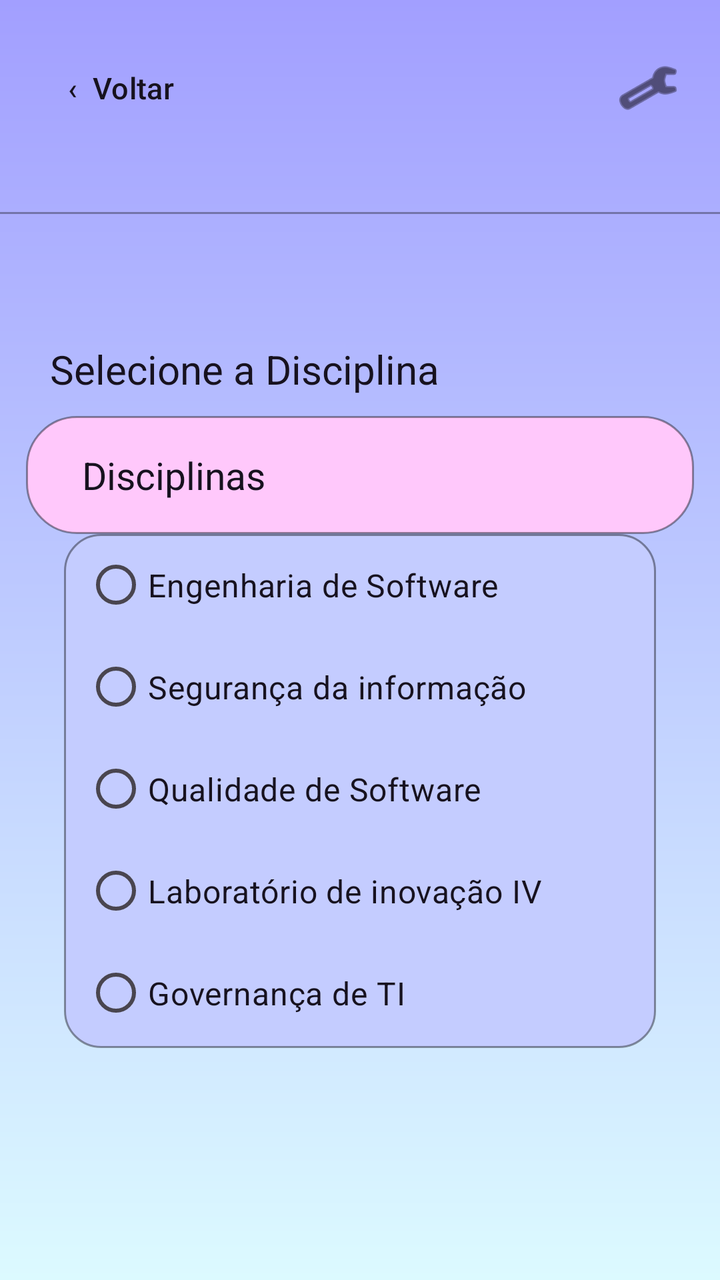
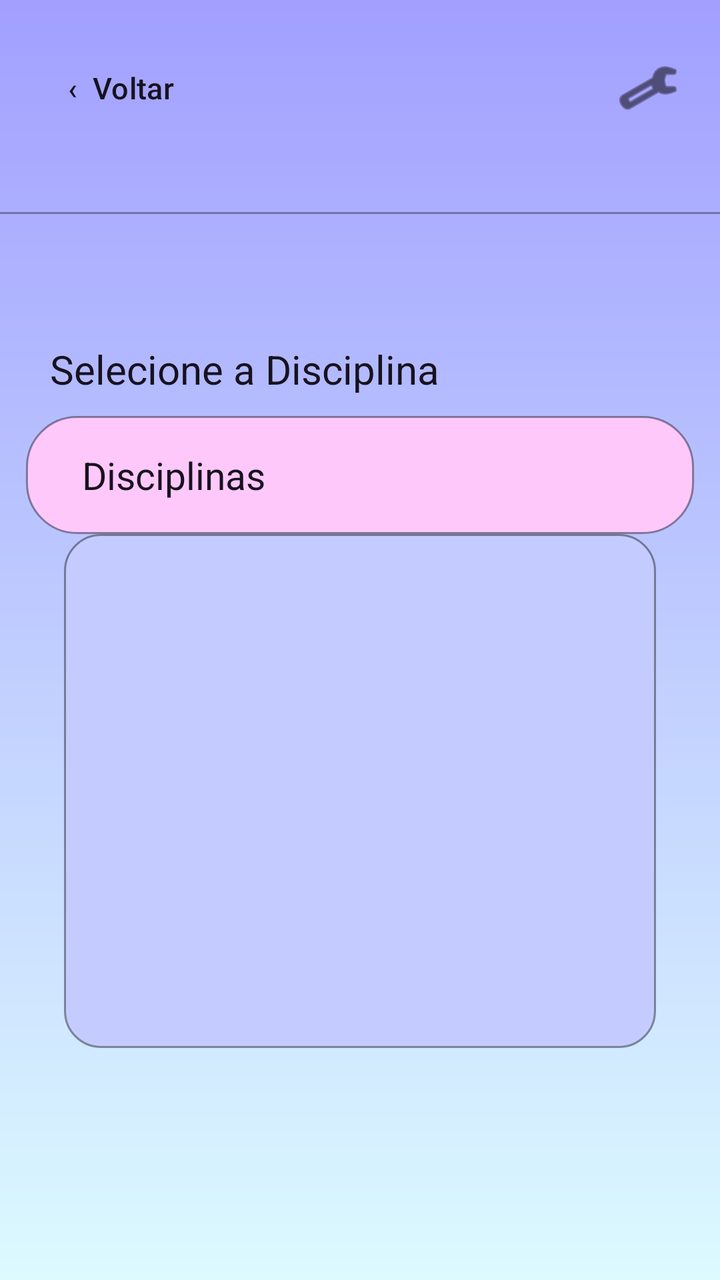

Before-and-after screenshots of an Android layout around one commit, followed by the original layout XML and the change that was made.
<!-- AndroidManifest.xml: application theme Theme.FocaAi -->
<!-- res/layout/activity_iniciar_sessao.xml -->
<?xml version="1.0" encoding="utf-8"?>
<androidx.constraintlayout.widget.ConstraintLayout xmlns:android="http://schemas.android.com/apk/res/android"
    xmlns:app="http://schemas.android.com/apk/res-auto"
    xmlns:tools="http://schemas.android.com/tools"
    android:layout_width="match_parent"
    android:layout_height="match_parent"
    android:background="@drawable/bg_foca_gradient"
    tools:context=".activities.IniciarSessaoActivity">

    <Button
        android:id="@+id/btnVoltarIniciarSessao"
        android:layout_width="wrap_content"
        android:layout_height="48dp"
        android:background="@android:color/transparent"
        android:text="‹  Voltar"
        android:textAllCaps="false"
        android:textColor="@color/foca_text"
        android:textSize="15sp"
        app:backgroundTint="@null"
        app:layout_constraintStart_toStartOf="parent"
        app:layout_constraintTop_toTopOf="parent"
        android:layout_marginStart="10dp"
        android:layout_marginTop="20dp" />

    <ImageButton
        android:id="@+id/btnConfiguracoesIniciarSessao"
        android:layout_width="48dp"
        android:layout_height="48dp"
        android:background="@android:color/transparent"
        android:contentDescription="Configurações"
        android:src="@android:drawable/ic_menu_preferences"
        app:tint="@color/foca_text"
        app:layout_constraintEnd_toEndOf="parent"
        app:layout_constraintTop_toTopOf="parent"
        android:layout_marginEnd="12dp"
        android:layout_marginTop="20dp" />

    <View
        android:layout_width="match_parent"
        android:layout_height="1dp"
        android:background="#55000000"
        android:layout_marginTop="106dp"
        app:layout_constraintTop_toTopOf="parent" />

    <TextView
        android:id="@+id/txtSelecioneDisciplina"
        android:layout_width="wrap_content"
        android:layout_height="wrap_content"
        android:layout_marginStart="25dp"
        android:layout_marginTop="103dp"
        android:text="Selecione a Disciplina"
        android:textColor="@color/foca_text"
        android:textSize="20sp"
        app:layout_constraintStart_toStartOf="parent"
        app:layout_constraintTop_toBottomOf="@id/btnVoltarIniciarSessao" />

    <TextView
        android:id="@+id/txtCabecalhoDisciplinas"
        android:layout_width="0dp"
        android:layout_height="59dp"
        android:layout_marginStart="13dp"
        android:layout_marginEnd="13dp"
        android:layout_marginTop="10dp"
        android:background="@drawable/button_foca_pink"
        android:gravity="center_vertical"
        android:paddingStart="28dp"
        android:text="Disciplinas"
        android:textColor="@color/foca_text"
        android:textSize="19sp"
        app:layout_constraintTop_toBottomOf="@id/txtSelecioneDisciplina"
        app:layout_constraintStart_toStartOf="parent"
        app:layout_constraintEnd_toEndOf="parent" />

    <LinearLayout
        android:id="@+id/listaDisciplinas"
        android:layout_width="0dp"
        android:layout_height="257dp"
        android:layout_marginStart="32dp"
        android:layout_marginEnd="32dp"
        android:background="@drawable/card_lista_foca"
        android:orientation="vertical"
        app:layout_constraintTop_toBottomOf="@id/txtCabecalhoDisciplinas"
        app:layout_constraintStart_toStartOf="parent"
        app:layout_constraintEnd_toEndOf="parent">

        <RadioGroup
            android:id="@+id/grupoDisciplinas"
            android:layout_width="match_parent"
            android:layout_height="match_parent"
            android:orientation="vertical"
            android:paddingStart="10dp"
            android:paddingEnd="10dp">

            <RadioButton android:id="@+id/radioEngenhariaSoftware" android:layout_width="match_parent" android:layout_height="51dp" android:text="Engenharia de Software" android:textColor="@color/foca_text" android:textSize="16sp" />
            <RadioButton android:id="@+id/radioSegurancaInformacao" android:layout_width="match_parent" android:layout_height="51dp" android:text="Segurança da informação" android:textColor="@color/foca_text" android:textSize="16sp" />
            <RadioButton android:id="@+id/radioQualidadeSoftware" android:layout_width="match_parent" android:layout_height="51dp" android:text="Qualidade de Software" android:textColor="@color/foca_text" android:textSize="16sp" />
            <RadioButton android:id="@+id/radioLaboratorioInovacao" android:layout_width="match_parent" android:layout_height="51dp" android:text="Laboratório de inovação IV" android:textColor="@color/foca_text" android:textSize="16sp" />
            <RadioButton android:id="@+id/radioGovernancaTI" android:layout_width="match_parent" android:layout_height="51dp" android:text="Governança de TI" android:textColor="@color/foca_text" android:textSize="16sp" />
        </RadioGroup>
    </LinearLayout>

    <Button
        android:id="@+id/btnIniciarSessao"
        android:layout_width="0dp"
        android:layout_height="68dp"
        android:layout_marginStart="55dp"
        android:layout_marginEnd="55dp"
        android:layout_marginTop="120dp"
        android:background="@drawable/button_foca_pink"
        android:text="▶   Iniciar Sessão"
        android:textAllCaps="false"
        android:textColor="@color/foca_text"
        android:textSize="19sp"
        app:backgroundTint="@null"
        app:layout_constraintTop_toBottomOf="@id/listaDisciplinas"
        app:layout_constraintStart_toStartOf="parent"
        app:layout_constraintEnd_toEndOf="parent" />

</androidx.constraintlayout.widget.ConstraintLayout>
<!-- resources referenced by this layout -->
<resources>
  <color name="foca_text">#17121F</color>
  <!-- drawable bg_foca_gradient (drawable) -->
  <?xml version="1.0" encoding="utf-8"?>
  <shape xmlns:android="http://schemas.android.com/apk/res/android" android:shape="rectangle">
      <gradient android:angle="270" android:startColor="#A29FFF" android:endColor="#DCFAFF" android:type="linear" />
  </shape>
  <!-- drawable button_foca_pink (drawable) -->
  <?xml version="1.0" encoding="utf-8"?>
  <shape xmlns:android="http://schemas.android.com/apk/res/android" android:shape="rectangle">
      <solid android:color="#FFC8FB" />
      <corners android:radius="25dp" />
      <stroke android:width="1dp" android:color="#66000000" />
  </shape>
  <!-- drawable card_lista_foca (drawable) -->
  <?xml version="1.0" encoding="utf-8"?>
  <shape xmlns:android="http://schemas.android.com/apk/res/android" android:shape="rectangle">
      <solid android:color="#C4CCFF" />
      <corners android:radius="18dp" />
      <stroke android:width="1dp" android:color="#66000000" />
  </shape>
  <style name="Theme.FocaAi" parent="Base.Theme.FocaAi" />
  <style name="Base.Theme.FocaAi" parent="Theme.Material3.DayNight.NoActionBar">
          
          
      </style>
</resources>

<!-- the commit's change to res/layout/activity_iniciar_sessao.xml (unified diff, before → after) -->
@@ -89,14 +89,7 @@
             android:layout_height="match_parent"
             android:orientation="vertical"
             android:paddingStart="10dp"
-            android:paddingEnd="10dp">
-
-            <RadioButton android:id="@+id/radioEngenhariaSoftware" android:layout_width="match_parent" android:layout_height="51dp" android:text="Engenharia de Software" android:textColor="@color/foca_text" android:textSize="16sp" />
-            <RadioButton android:id="@+id/radioSegurancaInformacao" android:layout_width="match_parent" android:layout_height="51dp" android:text="Segurança da informação" android:textColor="@color/foca_text" android:textSize="16sp" />
-            <RadioButton android:id="@+id/radioQualidadeSoftware" android:layout_width="match_parent" android:layout_height="51dp" android:text="Qualidade de Software" android:textColor="@color/foca_text" android:textSize="16sp" />
-            <RadioButton android:id="@+id/radioLaboratorioInovacao" android:layout_width="match_parent" android:layout_height="51dp" android:text="Laboratório de inovação IV" android:textColor="@color/foca_text" android:textSize="16sp" />
-            <RadioButton android:id="@+id/radioGovernancaTI" android:layout_width="match_parent" android:layout_height="51dp" android:text="Governança de TI" android:textColor="@color/foca_text" android:textSize="16sp" />
-        </RadioGroup>
+            android:paddingEnd="10dp"/>
     </LinearLayout>
 
     <Button
